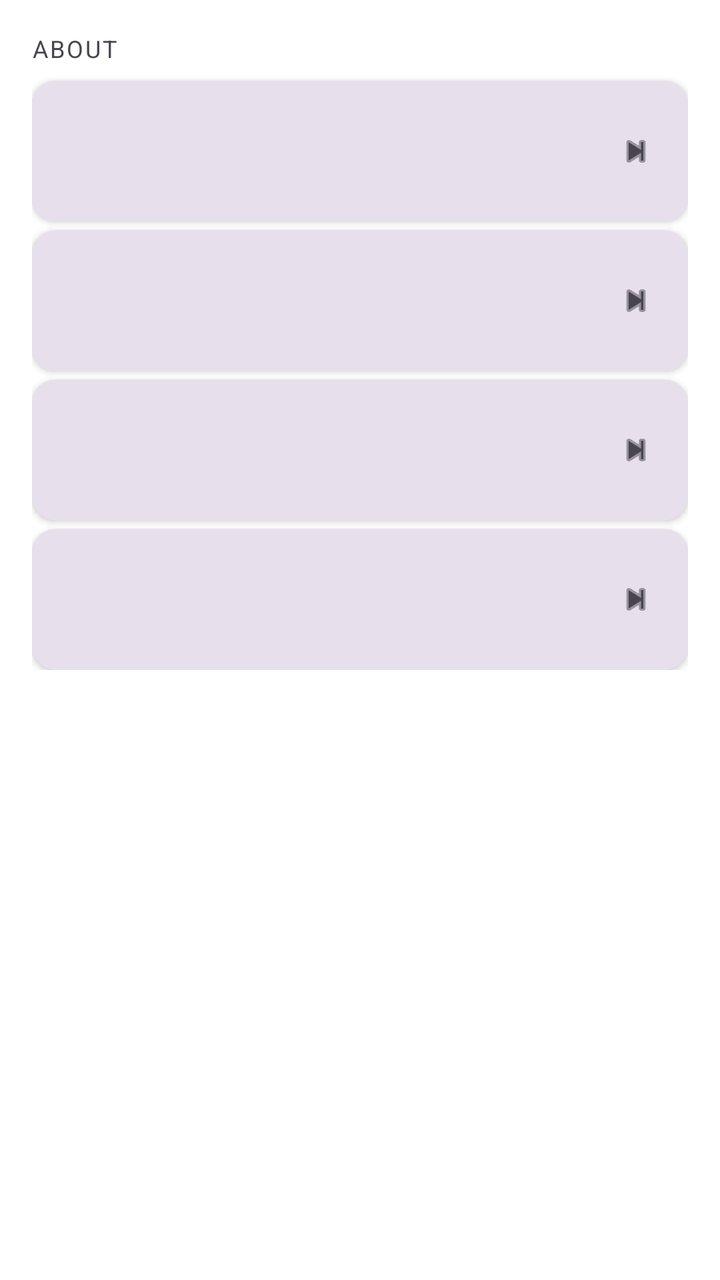
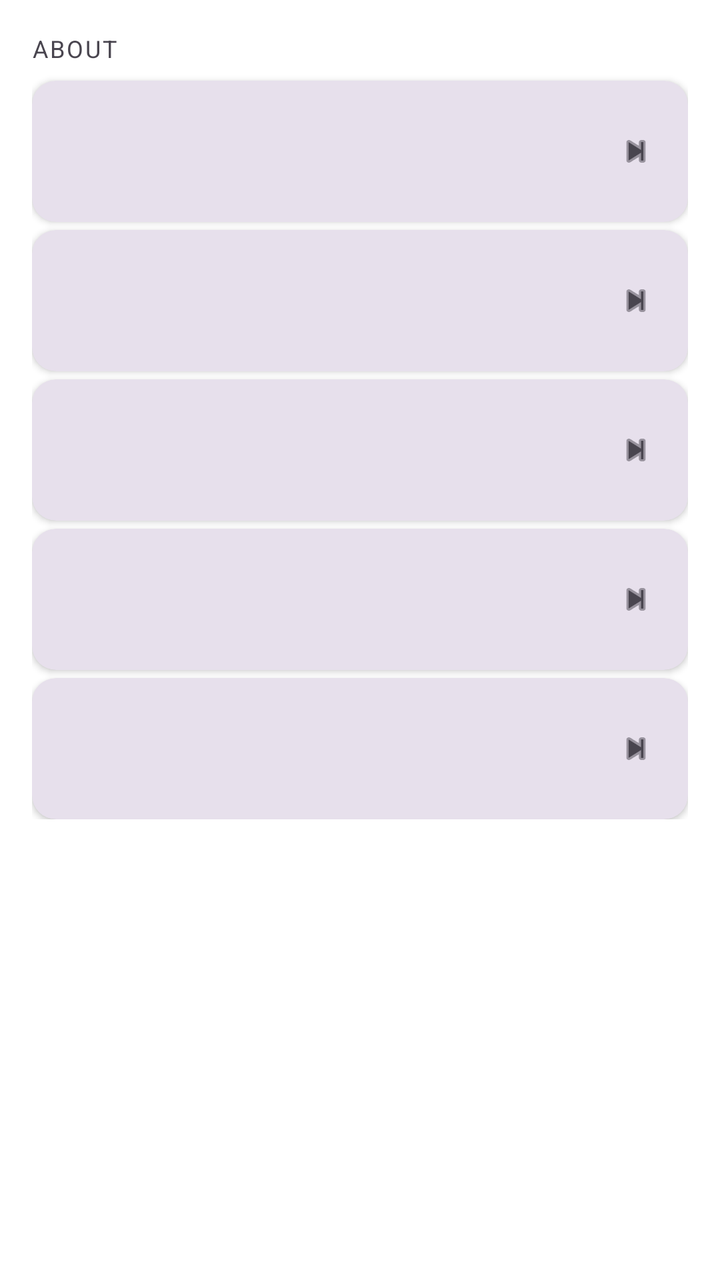

Before-and-after screenshots of an Android layout around one commit, followed by the original layout XML and the change that was made.
<!-- AndroidManifest.xml: application theme Theme.WaterReminder -->
<!-- res/layout/fragment_about.xml -->
<?xml version="1.0" encoding="utf-8"?>
<androidx.constraintlayout.widget.ConstraintLayout xmlns:android="http://schemas.android.com/apk/res/android"
    xmlns:app="http://schemas.android.com/apk/res-auto"
    android:layout_width="match_parent"
    android:layout_height="match_parent"
    android:background="?attr/pageBackground">

    <androidx.core.widget.NestedScrollView
        android:layout_width="0dp"
        android:layout_height="0dp"
        app:layout_constraintTop_toTopOf="parent"
        app:layout_constraintBottom_toTopOf="@id/text_app_version"
        app:layout_constraintStart_toStartOf="parent"
        app:layout_constraintEnd_toEndOf="parent">

        <LinearLayout
            android:layout_width="match_parent"
            android:layout_height="wrap_content"
            android:orientation="vertical"
            android:padding="16dp">

            <TextView
                android:layout_width="match_parent"
                android:layout_height="wrap_content"
                android:layout_marginBottom="8dp"
                android:text="@string/action_about"
                android:textColor="?attr/colorOnSurfaceVariant"
                android:textSize="12sp"
                android:textAllCaps="true"
                android:letterSpacing="0.08" />

            <include
                android:id="@+id/row_privacy_policy"
                layout="@layout/item_settings_row"
                android:layout_width="match_parent"
                android:layout_height="wrap_content"
                android:layout_marginBottom="2dp" />

            <include
                android:id="@+id/row_changelog"
                layout="@layout/item_settings_row"
                android:layout_width="match_parent"
                android:layout_height="wrap_content"
                android:layout_marginTop="2dp"
                android:layout_marginBottom="2dp" />

            <include
                android:id="@+id/row_goal_formula"
                layout="@layout/item_settings_row"
                android:layout_width="match_parent"
                android:layout_height="wrap_content"
                android:layout_marginTop="2dp"
                android:layout_marginBottom="2dp" />

            <include
                android:id="@+id/row_support_dev"
                layout="@layout/item_settings_row"
                android:layout_width="match_parent"
                android:layout_height="wrap_content"
                android:layout_marginTop="2dp" />

        </LinearLayout>

    </androidx.core.widget.NestedScrollView>

    <TextView
        android:id="@+id/text_app_version"
        android:layout_width="wrap_content"
        android:layout_height="wrap_content"
        android:layout_margin="16dp"
        android:textColor="?attr/colorOnSurfaceVariant"
        android:textSize="12sp"
        app:layout_constraintBottom_toBottomOf="parent"
        app:layout_constraintStart_toStartOf="parent" />

</androidx.constraintlayout.widget.ConstraintLayout>
<!-- res/layout/item_settings_row.xml (included above) -->
<?xml version="1.0" encoding="utf-8"?>
<androidx.cardview.widget.CardView xmlns:android="http://schemas.android.com/apk/res/android"
    xmlns:app="http://schemas.android.com/apk/res-auto"
    android:layout_width="match_parent"
    android:layout_height="wrap_content"
    app:cardCornerRadius="12dp"
    app:cardElevation="2dp"
    app:cardBackgroundColor="?attr/colorSurfaceVariant">

    <LinearLayout
        android:id="@+id/row_container"
        android:layout_width="match_parent"
        android:layout_height="wrap_content"
        android:orientation="horizontal"
        android:gravity="center_vertical"
        android:padding="16dp"
        android:background="?attr/selectableItemBackground"
        android:clickable="true"
        android:focusable="true">

        <ImageView
            android:id="@+id/row_icon"
            android:layout_width="24dp"
            android:layout_height="24dp"
            android:layout_marginEnd="16dp"
            android:tint="@color/brand_blue"
            android:importantForAccessibility="no" />

        <LinearLayout
            android:layout_width="0dp"
            android:layout_height="wrap_content"
            android:layout_weight="1"
            android:orientation="vertical">

            <TextView
                android:id="@+id/row_title"
                android:layout_width="wrap_content"
                android:layout_height="wrap_content"
                android:textColor="?attr/colorOnSurface"
                android:textSize="15sp" />

            <TextView
                android:id="@+id/row_subtitle"
                android:layout_width="wrap_content"
                android:layout_height="wrap_content"
                android:layout_marginTop="2dp"
                android:textColor="?attr/colorOnSurfaceVariant"
                android:textSize="12sp" />

        </LinearLayout>

        
        <com.google.android.material.switchmaterial.SwitchMaterial
            android:id="@+id/row_switch"
            android:layout_width="wrap_content"
            android:layout_height="wrap_content"
            android:layout_marginStart="8dp"
            android:clickable="false"
            android:focusable="false"
            android:visibility="gone" />

        <ImageView
            android:id="@+id/row_chevron"
            android:layout_width="20dp"
            android:layout_height="20dp"
            android:src="@android:drawable/ic_media_next"
            android:tint="?attr/colorOnSurfaceVariant"
            android:importantForAccessibility="no" />

    </LinearLayout>

</androidx.cardview.widget.CardView>
<!-- resources referenced by this layout -->
<resources>
  <color name="brand_blue">#2196F3</color>
  <string name="action_about">About</string>
  <style name="Theme.WaterReminder" parent="Base.Theme.WaterReminder">
          
          <item name="android:windowSplashScreenBrandingImage" tools:targetApi="31">@drawable/splash_branding</item>
      </style>
  <style name="Base.Theme.WaterReminder" parent="Theme.Material3.DayNight.NoActionBar">
          <item name="pageBackground">@color/page_background</item>
          <item name="toolbarBackground">@color/toolbar_background</item>
          <item name="iconBackdrop">@color/icon_backdrop_blue</item>
          <item name="quickAddBackground">@color/brand_blue</item>
          <item name="quickAddForeground">@color/white</item>
          <item name="quickRemoveBackground">@color/quick_remove_bg</item>
          <item name="quickRemoveForeground">@color/brand_blue</item>
  
          
          <item name="android:navigationBarColor">@android:color/transparent</item>
          <item name="android:statusBarColor">@android:color/transparent</item>
          <item name="android:windowLightStatusBar">false</item>
      </style>
  <!-- drawable splash_branding: vector/xml drawable (drawable, 5904 chars, omitted) -->
  <color name="page_background">#FFFFFF</color>
  <color name="toolbar_background">#1A2535</color>
  <color name="icon_backdrop_blue">#E3F2FD</color>
  <color name="white">#FFFFFFFF</color>
  <color name="quick_remove_bg">#E3F2FD</color>
</resources>

<!-- the commit's change to res/layout/fragment_about.xml (unified diff, before → after) -->
@@ -46,6 +46,14 @@
 
             <include
                 android:id="@+id/row_goal_formula"
+                layout="@layout/item_settings_row"
+                android:layout_width="match_parent"
+                android:layout_height="wrap_content"
+                android:layout_marginTop="2dp"
+                android:layout_marginBottom="2dp" />
+
+            <include
+                android:id="@+id/row_credits"
                 layout="@layout/item_settings_row"
                 android:layout_width="match_parent"
                 android:layout_height="wrap_content"
